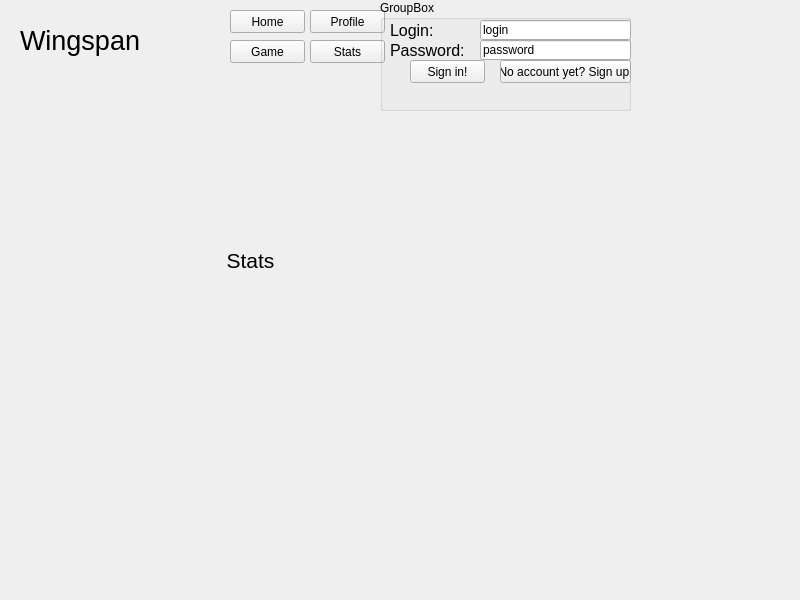
The window that GUI/GUI.ui (StaryGoryla/Wingspan) describes before a commit, drawn with Qt 5.
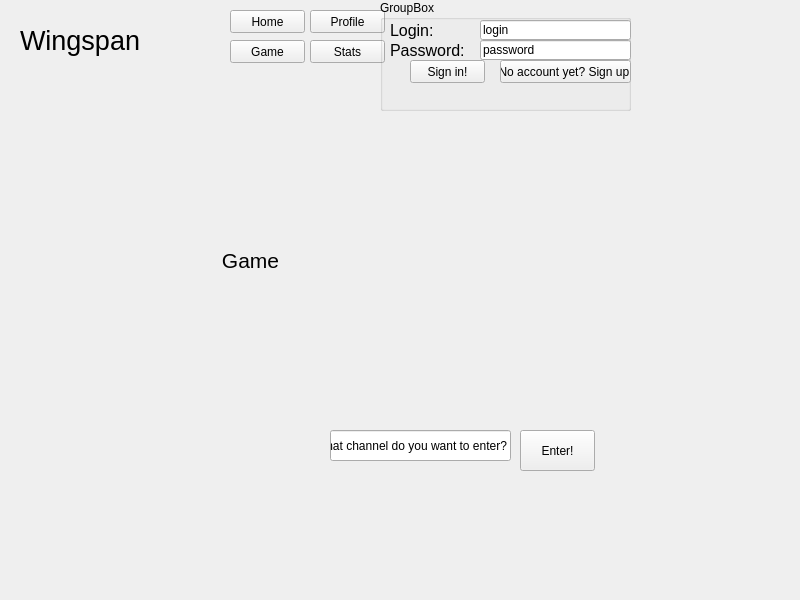
The same window after the commit. The open tabs and pages were chosen to show the change.

```diff
--- a/GUI/GUI.ui
+++ b/GUI/GUI.ui
@@ -86,12 +86,38 @@
        </font>
       </property>
       <property name="text">
-       <string>Stats</string>
+       <string>Game</string>
       </property>
       <property name="alignment">
        <set>Qt::AlignCenter</set>
       </property>
      </widget>
+     <widget class="QLineEdit" name="channel_line">
+      <property name="geometry">
+       <rect>
+        <x>320</x>
+        <y>340</y>
+        <width>181</width>
+        <height>31</height>
+       </rect>
+      </property>
+      <property name="text">
+       <string>What channel do you want to enter?</string>
+      </property>
+     </widget>
+     <widget class="QPushButton" name="channelbutton">
+      <property name="geometry">
+       <rect>
+        <x>510</x>
+        <y>340</y>
+        <width>75</width>
+        <height>41</height>
+       </rect>
+      </property>
+      <property name="text">
+       <string>Enter!</string>
+      </property>
+     </widget>
     </widget>
     <widget class="QWidget" name="Profile">
      <widget class="QLabel" name="profile_label">
```
Left out of the diff: 6 changed lines with no effect on the pictures.
